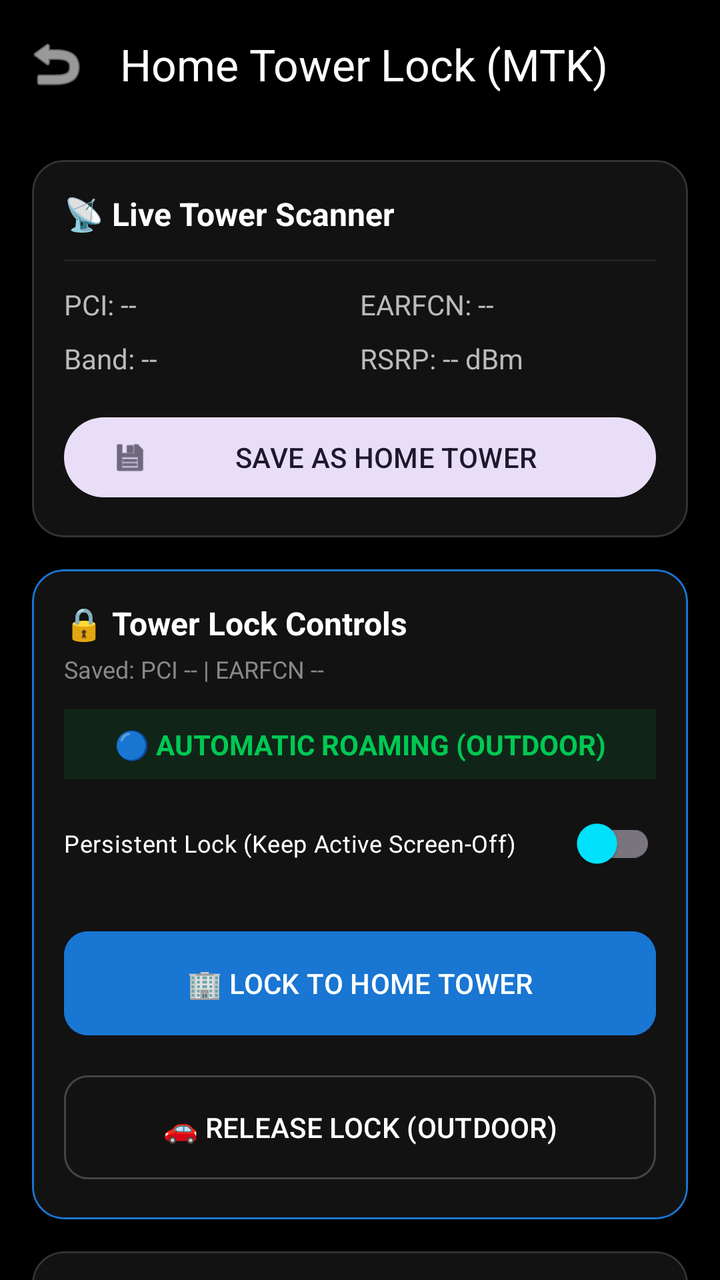
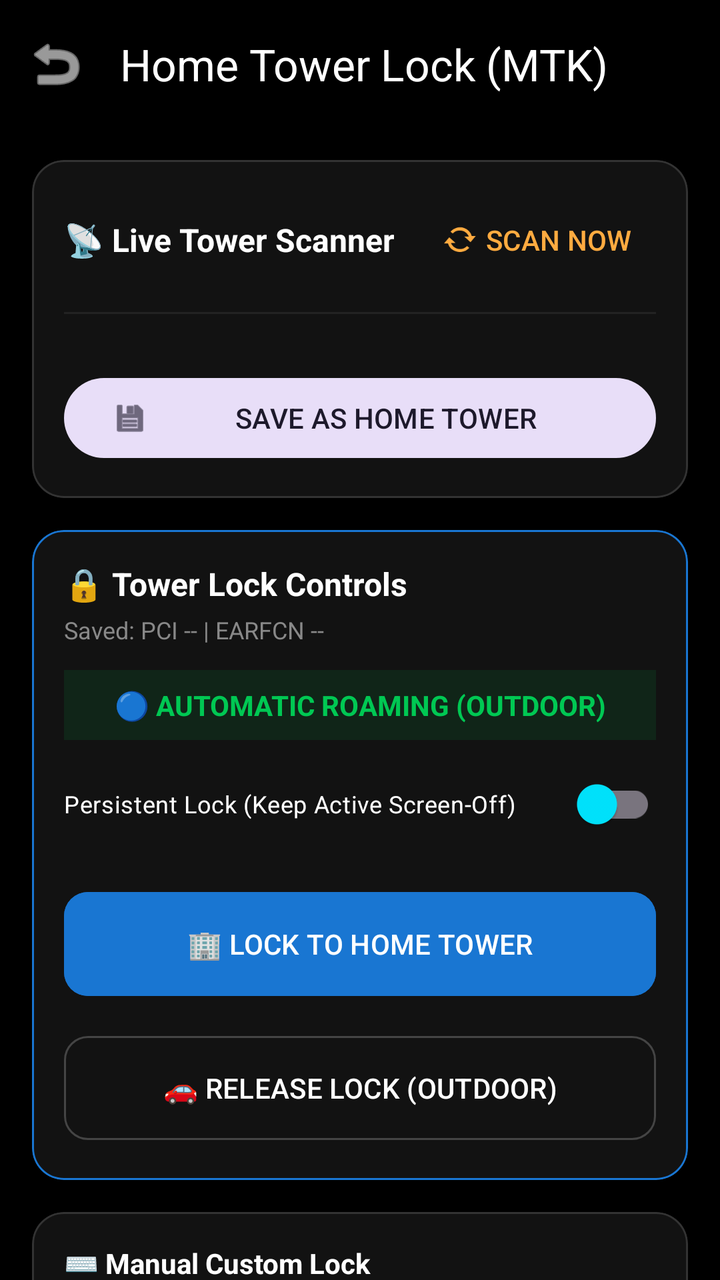

Compare the two renders of this Android layout. The source of the first and the diff that turns it into the second are given below.
<!-- AndroidManifest.xml: activity theme Theme.PhoneControl -->
<!-- res/layout/activity_home_tower_lock.xml -->
<?xml version="1.0" encoding="utf-8"?>
<androidx.coordinatorlayout.widget.CoordinatorLayout xmlns:android="http://schemas.android.com/apk/res/android"
    xmlns:app="http://schemas.android.com/apk/res-auto"
    android:layout_width="match_parent"
    android:layout_height="match_parent"
    android:background="@android:color/black"
    android:fitsSystemWindows="true">

    <com.google.android.material.appbar.AppBarLayout
        android:layout_width="match_parent"
        android:layout_height="wrap_content"
        android:background="@android:color/black">
        <com.google.android.material.appbar.MaterialToolbar
            android:id="@+id/toolbarTower"
            android:layout_width="match_parent"
            android:layout_height="?attr/actionBarSize"
            app:title="Home Tower Lock (MTK)"
            app:titleTextColor="@android:color/white"
            app:navigationIcon="@android:drawable/ic_menu_revert"
            app:navigationIconTint="@android:color/white" />
    </com.google.android.material.appbar.AppBarLayout>

    <androidx.core.widget.NestedScrollView
        android:layout_width="match_parent"
        android:layout_height="match_parent"
        app:layout_behavior="@string/appbar_scrolling_view_behavior">

        <LinearLayout
            android:layout_width="match_parent"
            android:layout_height="wrap_content"
            android:orientation="vertical"
            android:padding="16dp">

            
            <com.google.android.material.card.MaterialCardView
                android:layout_width="match_parent"
                android:layout_height="wrap_content"
                android:layout_marginBottom="16dp"
                app:cardCornerRadius="16dp"
                app:cardBackgroundColor="#121212"
                app:strokeWidth="1dp"
                app:strokeColor="#333333">
                <LinearLayout
                    android:layout_width="match_parent"
                    android:layout_height="wrap_content"
                    android:orientation="vertical"
                    android:padding="16dp">
                    <TextView
                        android:layout_width="wrap_content"
                        android:layout_height="wrap_content"
                        android:text="📡 Live Tower Scanner"
                        android:textColor="@android:color/white"
                        android:textStyle="bold"
                        android:textSize="16sp" />

                    <View android:layout_width="match_parent" android:layout_height="1dp" android:background="#222222" android:layout_marginVertical="12dp" />

                    <LinearLayout android:layout_width="match_parent" android:layout_height="wrap_content" android:orientation="horizontal">
                        <TextView android:id="@+id/tvCurrentPci" android:layout_width="0dp" android:layout_weight="1" android:layout_height="wrap_content" android:text="PCI: --" android:textColor="#BBBBBB" />
                        <TextView android:id="@+id/tvCurrentEarfcn" android:layout_width="0dp" android:layout_weight="1" android:layout_height="wrap_content" android:text="EARFCN: --" android:textColor="#BBBBBB" />
                    </LinearLayout>

                    <LinearLayout android:layout_width="match_parent" android:layout_height="wrap_content" android:orientation="horizontal" android:layout_marginTop="8dp">
                        <TextView android:id="@+id/tvCurrentBand" android:layout_width="0dp" android:layout_weight="1" android:layout_height="wrap_content" android:text="Band: --" android:textColor="#BBBBBB" />
                        <TextView android:id="@+id/tvCurrentRsrp" android:layout_width="0dp" android:layout_weight="1" android:layout_height="wrap_content" android:text="RSRP: -- dBm" android:textColor="#BBBBBB" />
                    </LinearLayout>

                    <com.google.android.material.button.MaterialButton
                        android:id="@+id/btnSaveHomeTower"
                        style="@style/Widget.Material3.Button.TonalButton"
                        android:layout_width="match_parent"
                        android:layout_height="wrap_content"
                        android:layout_marginTop="16dp"
                        android:text="SAVE AS HOME TOWER"
                        app:icon="@android:drawable/ic_menu_save" />
                </LinearLayout>
            </com.google.android.material.card.MaterialCardView>

            
            <com.google.android.material.card.MaterialCardView
                android:layout_width="match_parent"
                android:layout_height="wrap_content"
                android:layout_marginBottom="16dp"
                app:cardCornerRadius="16dp"
                app:cardBackgroundColor="#121212"
                app:strokeWidth="1dp"
                app:strokeColor="#1976D2">
                <LinearLayout
                    android:layout_width="match_parent"
                    android:layout_height="wrap_content"
                    android:orientation="vertical"
                    android:padding="16dp">
                    <TextView
                        android:layout_width="wrap_content"
                        android:layout_height="wrap_content"
                        android:text="🔒 Tower Lock Controls"
                        android:textColor="@android:color/white"
                        android:textStyle="bold"
                        android:textSize="16sp" />

                    <TextView
                        android:id="@+id/tvSavedHomeInfo"
                        android:layout_width="wrap_content"
                        android:layout_height="wrap_content"
                        android:layout_marginTop="4dp"
                        android:text="Saved: PCI -- | EARFCN --"
                        android:textColor="#888888"
                        android:textSize="12sp" />

                    <TextView
                        android:id="@+id/tvLockStatus"
                        android:layout_width="match_parent"
                        android:layout_height="wrap_content"
                        android:layout_marginTop="12dp"
                        android:text="🔵 AUTOMATIC ROAMING (OUTDOOR)"
                        android:textColor="#00C853"
                        android:textStyle="bold"
                        android:gravity="center"
                        android:padding="8dp"
                        android:background="#1A00C853" />

                    <com.google.android.material.switchmaterial.SwitchMaterial
                        android:id="@+id/swPersistentLock"
                        android:layout_width="match_parent"
                        android:layout_height="wrap_content"
                        android:layout_marginTop="8dp"
                        android:text="Persistent Lock (Keep Active Screen-Off)"
                        android:textColor="@android:color/white"
                        android:textSize="12sp"
                        app:thumbTint="@color/color_mode" />

                    <com.google.android.material.button.MaterialButton
                        android:id="@+id/btnLockHome"
                        android:layout_width="match_parent"
                        android:layout_height="60dp"
                        android:layout_marginTop="16dp"
                        android:text="🏢 LOCK TO HOME TOWER"
                        android:backgroundTint="#1976D2"
                        app:cornerRadius="12dp" />

                    <com.google.android.material.button.MaterialButton
                        android:id="@+id/btnReleaseLock"
                        style="@style/Widget.Material3.Button.OutlinedButton"
                        android:layout_width="match_parent"
                        android:layout_height="60dp"
                        android:layout_marginTop="12dp"
                        android:text="🚗 RELEASE LOCK (OUTDOOR)"
                        android:textColor="@android:color/white"
                        app:strokeColor="#444444"
                        app:cornerRadius="12dp" />
                </LinearLayout>
            </com.google.android.material.card.MaterialCardView>

            
            <com.google.android.material.card.MaterialCardView
                android:layout_width="match_parent"
                android:layout_height="wrap_content"
                android:layout_marginBottom="32dp"
                app:cardCornerRadius="16dp"
                app:cardBackgroundColor="#121212"
                app:strokeWidth="1dp"
                app:strokeColor="#333333">
                <LinearLayout
                    android:layout_width="match_parent"
                    android:layout_height="wrap_content"
                    android:orientation="vertical"
                    android:padding="16dp">
                    <TextView
                        android:layout_width="wrap_content"
                        android:layout_height="wrap_content"
                        android:text="⌨️ Manual Custom Lock"
                        android:textColor="@android:color/white"
                        android:textStyle="bold"
                        android:textSize="14sp" />

                    <LinearLayout android:layout_width="match_parent" android:layout_height="wrap_content" android:orientation="horizontal" android:layout_marginTop="12dp">
                        <com.google.android.material.textfield.TextInputLayout
                            android:layout_width="0dp"
                            android:layout_height="wrap_content"
                            android:layout_weight="1"
                            android:hint="PCI"
                            app:boxBackgroundColor="#1A1A1A">
                            <com.google.android.material.textfield.TextInputEditText
                                android:id="@+id/etManualPci"
                                android:layout_width="match_parent"
                                android:layout_height="wrap_content"
                                android:inputType="number"
                                android:textColor="@android:color/white" />
                        </com.google.android.material.textfield.TextInputLayout>

                        <View android:layout_width="12dp" android:layout_height="0dp" />

                        <com.google.android.material.textfield.TextInputLayout
                            android:layout_width="0dp"
                            android:layout_height="wrap_content"
                            android:layout_weight="1"
                            android:hint="EARFCN"
                            app:boxBackgroundColor="#1A1A1A">
                            <com.google.android.material.textfield.TextInputEditText
                                android:id="@+id/etManualEarfcn"
                                android:layout_width="match_parent"
                                android:layout_height="wrap_content"
                                android:inputType="number"
                                android:textColor="@android:color/white" />
                        </com.google.android.material.textfield.TextInputLayout>
                    </LinearLayout>

                    <com.google.android.material.button.MaterialButton
                        android:id="@+id/btnApplyManualLock"
                        style="@style/Widget.Material3.Button.TextButton"
                        android:layout_width="wrap_content"
                        android:layout_height="wrap_content"
                        android:layout_gravity="end"
                        android:text="APPLY MANUAL"
                        android:textColor="#1976D2" />
                </LinearLayout>
            </com.google.android.material.card.MaterialCardView>

        </LinearLayout>
    </androidx.core.widget.NestedScrollView>

</androidx.coordinatorlayout.widget.CoordinatorLayout>
<!-- resources referenced by this layout -->
<resources>
  <color name="color_mode">#00E5FF</color>
  <style name="Theme.PhoneControl" parent="Theme.Material3.DayNight.NoActionBar">
          
          <item name="colorPrimary">@color/purple_500</item>
          <item name="colorPrimaryVariant">@color/purple_700</item>
          <item name="colorOnPrimary">@color/white</item>
          
          <item name="colorSecondary">@color/teal_200</item>
          <item name="colorSecondaryVariant">@color/teal_700</item>
          <item name="colorOnSecondary">@color/black</item>
          
          <item name="android:statusBarColor">@android:color/black</item>
          <item name="android:windowLightStatusBar" tools:targetApi="m">false</item>
          
          
          
      </style>
  <color name="purple_500">#FF6200EE</color>
  <color name="purple_700">#FF3700B3</color>
  <color name="white">#FFFFFFFF</color>
  <color name="teal_200">#FF03DAC5</color>
  <color name="teal_700">#FF018786</color>
  <color name="black">#FF000000</color>
</resources>

<!-- the commit's change to res/layout/activity_home_tower_lock.xml (unified diff, before → after) -->
@@ -45,25 +45,40 @@
                     android:layout_height="wrap_content"
                     android:orientation="vertical"
                     android:padding="16dp">
-                    <TextView
-                        android:layout_width="wrap_content"
-                        android:layout_height="wrap_content"
-                        android:text="📡 Live Tower Scanner"
-                        android:textColor="@android:color/white"
-                        android:textStyle="bold"
-                        android:textSize="16sp" />
+                    <LinearLayout
+                        android:layout_width="match_parent"
+                        android:layout_height="wrap_content"
+                        android:orientation="horizontal"
+                        android:gravity="center_vertical">
+                        <TextView
+                            android:layout_width="0dp"
+                            android:layout_weight="1"
+                            android:layout_height="wrap_content"
+                            android:text="📡 Live Tower Scanner"
+                            android:textColor="@android:color/white"
+                            android:textStyle="bold"
+                            android:textSize="16sp" />
+                        <com.google.android.material.button.MaterialButton
+                            android:id="@+id/btnManualScan"
+                            style="@style/Widget.Material3.Button.TextButton"
+                            android:layout_width="wrap_content"
+                            android:layout_height="wrap_content"
+                            android:text="SCAN NOW"
+                            android:textColor="#FFAB40"
+                            app:icon="@android:drawable/stat_notify_sync"
+                            app:iconTint="#FFAB40" />
+                    </LinearLayout>
 
                     <View android:layout_width="match_parent" android:layout_height="1dp" android:background="#222222" android:layout_marginVertical="12dp" />
 
-                    <LinearLayout android:layout_width="match_parent" android:layout_height="wrap_content" android:orientation="horizontal">
-                        <TextView android:id="@+id/tvCurrentPci" android:layout_width="0dp" android:layout_weight="1" android:layout_height="wrap_content" android:text="PCI: --" android:textColor="#BBBBBB" />
-                        <TextView android:id="@+id/tvCurrentEarfcn" android:layout_width="0dp" android:layout_weight="1" android:layout_height="wrap_content" android:text="EARFCN: --" android:textColor="#BBBBBB" />
+                    <LinearLayout
+                        android:id="@+id/layoutTowerList"
+                        android:layout_width="match_parent"
+                        android:layout_height="wrap_content"
+                        android:orientation="vertical">
+                        
                     </LinearLayout>
 
-                    <LinearLayout android:layout_width="match_parent" android:layout_height="wrap_content" android:orientation="horizontal" android:layout_marginTop="8dp">
-                        <TextView android:id="@+id/tvCurrentBand" android:layout_width="0dp" android:layout_weight="1" android:layout_height="wrap_content" android:text="Band: --" android:textColor="#BBBBBB" />
-                        <TextView android:id="@+id/tvCurrentRsrp" android:layout_width="0dp" android:layout_weight="1" android:layout_height="wrap_content" android:text="RSRP: -- dBm" android:textColor="#BBBBBB" />
-                    </LinearLayout>
 
                     <com.google.android.material.button.MaterialButton
                         android:id="@+id/btnSaveHomeTower"
@@ -216,6 +231,47 @@
                 </LinearLayout>
             </com.google.android.material.card.MaterialCardView>
 
+
+            
+            <com.google.android.material.card.MaterialCardView
+                android:layout_width="match_parent"
+                android:layout_height="wrap_content"
+                android:layout_marginBottom="32dp"
+                app:cardCornerRadius="16dp"
+                app:cardBackgroundColor="#121212"
+                app:strokeWidth="1dp"
+                app:strokeColor="#FFAB40">
+                <LinearLayout
+                    android:layout_width="match_parent"
+                    android:layout_height="wrap_content"
+                    android:orientation="vertical"
+                    android:padding="16dp">
+                    <TextView
+                        android:layout_width="wrap_content"
+                        android:layout_height="wrap_content"
+                        android:text="⚡ 5G Anti-Sleep (Always-On)"
+                        android:textColor="@android:color/white"
+                        android:textStyle="bold"
+                        android:textSize="16sp" />
+
+                    <TextView
+                        android:layout_width="wrap_content"
+                        android:layout_height="wrap_content"
+                        android:text="Forces the MTK modem to stay awake on 5G NR bands even during data inactivity (Prevents 4G fallback)."
+                        android:textColor="#888888"
+                        android:textSize="11sp" />
+
+                    <com.google.android.material.switchmaterial.SwitchMaterial
+                        android:id="@+id/sw5gAntiSleep"
+                        android:layout_width="match_parent"
+                        android:layout_height="wrap_content"
+                        android:layout_marginTop="12dp"
+                        android:text="Enable Always-Active NR"
+                        android:textColor="@android:color/white"
+                        app:thumbTint="#FFAB40" />
+                </LinearLayout>
+            </com.google.android.material.card.MaterialCardView>
+
         </LinearLayout>
     </androidx.core.widget.NestedScrollView>
 
